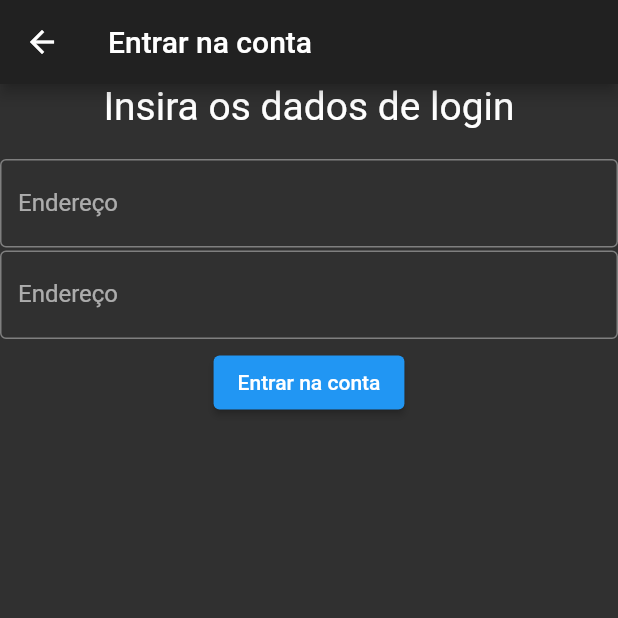
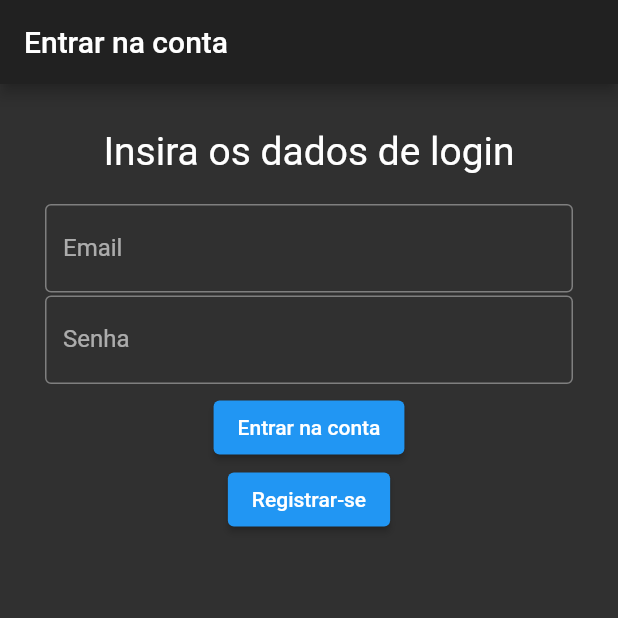
Before and after one commit to LucasSnatiago/agenda_de_contatos, a Flutter app: the Login screen opened directly, on a phone screen of 412 x 824 dp, the top half of it. Run offline on Flutter 3.47's test engine with Material 2 defaults, Android fonts, the phone set to English and light mode, and no system bars; missing offline and left inert: via_cep_flutter.

Commit message:
fix: Tela de login e registro validando corretamente os campos

```diff
--- a/lib/main.dart
+++ b/lib/main.dart
@@ -1,4 +1,6 @@
 import 'package:agenda_de_contatos/providers/contatos.dart';
+import 'package:agenda_de_contatos/registro/login.dart';
+import 'package:agenda_de_contatos/registro/registrar.dart';
 import 'package:agenda_de_contatos/telas/editar_contato.dart';
 import 'package:flutter/material.dart';
 import 'package:provider/provider.dart';
@@ -14,11 +16,13 @@ class MyApp extends StatelessWidget {
         providers: [ChangeNotifierProvider.value(value: Contatos())],
         child: MaterialApp(
           title: 'Agenda de Contatos',
-          home: Inicio(),
+          home: Login(),
           theme: ThemeData.dark(),
           routes: {
             Inicio.routeName: (ctx) => Inicio(),
             NovoContato.routeName: (ctx) => NovoContato(),
+            Login.routeName: (ctx) => Login(),
+            Registrar.routeName: (ctx) => Registrar(),
           },
         ));
   }
--- a/lib/registro/login.dart
+++ b/lib/registro/login.dart
@@ -1,7 +1,10 @@
+import 'package:agenda_de_contatos/registro/registrar.dart';
 import 'package:agenda_de_contatos/utils/utils.dart';
 import 'package:flutter/material.dart';
 
 class Login extends StatefulWidget {
+  static const routeName = 'registro/login';
+
   @override
   _LoginState createState() => _LoginState();
 }
@@ -19,6 +22,8 @@ class _LoginState extends State<Login> {
       body: SingleChildScrollView(
         child: Form(
           key: _globalKey,
+          child: Padding(
+            padding: const EdgeInsets.all(30.0),
             child: Column(
               children: [
                 Text(
@@ -34,9 +39,9 @@ class _LoginState extends State<Login> {
                   onSaved: (newValue) => _formValues['email'] = newValue,
                   validator: (value) => (value.isEmpty || !isValidEmail(value))
                       ? 'Insira um email válido!'
-                    : '',
+                      : null,
                   decoration: InputDecoration(
-                    labelText: 'Endereço', border: OutlineInputBorder()),
+                      labelText: 'Email', border: OutlineInputBorder()),
                 ),
                 SizedBox(
                   height: 2,
@@ -45,18 +50,23 @@ class _LoginState extends State<Login> {
                   autocorrect: false,
                   obscureText: true,
                   onSaved: (newValue) => _formValues['senha'] = newValue,
-                validator: (value) => (value.length < 8)
+                  validator: (value) => value.length < 8
                       ? 'Insira uma senha de no mínimo 8 digitos'
-                    : '',
+                      : null,
                   decoration: InputDecoration(
-                    labelText: 'Endereço', border: OutlineInputBorder()),
+                      labelText: 'Senha', border: OutlineInputBorder()),
                 ),
                 SizedBox(
                   height: 5,
                 ),
                 ElevatedButton(
                     onPressed: () => entrar(), child: Text('Entrar na conta')),
+                ElevatedButton(
+                    onPressed: () =>
+                        Navigator.of(context).pushNamed(Registrar.routeName),
+                    child: Text('Registrar-se')),
               ],
+            ),
           ),
         ),
       ),
--- a/lib/registro/registrar.dart
+++ b/lib/registro/registrar.dart
@@ -21,11 +21,13 @@ class _RegistrarState extends State<Registrar> {
       body: SingleChildScrollView(
         child: Form(
             key: _globalKey,
+            child: Padding(
+              padding: const EdgeInsets.all(30.0),
               child: Column(
                 children: [
                   Text(
                     'Insira os dados para se registrar',
-                  style: TextStyle(fontSize: 26),
+                    style: TextStyle(fontSize: 23),
                   ),
                   SizedBox(
                     height: 20,
@@ -37,7 +39,7 @@ class _RegistrarState extends State<Registrar> {
                     onSaved: (value) => _formValues['nome'] = value,
                     validator: (value) => (value.isEmpty || value.length < 4)
                         ? 'O nome precisa ter pelo menos 4 caracteres!'
-                      : '',
+                        : null,
                     decoration: InputDecoration(
                         labelText: 'Nome', border: OutlineInputBorder()),
                   ),
@@ -49,9 +51,10 @@ class _RegistrarState extends State<Registrar> {
                     keyboardType: TextInputType.emailAddress,
                     initialValue: _formValues['email'],
                     onSaved: (newValue) => _formValues['email'] = newValue,
-                  validator: (value) => (value.isEmpty || !isValidEmail(value))
+                    validator: (value) =>
+                        (value.isEmpty || !isValidEmail(value))
                             ? 'É necessário um email válido!'
-                      : '',
+                            : null,
                     decoration: InputDecoration(
                         labelText: 'Email', border: OutlineInputBorder()),
                   ),
@@ -61,13 +64,13 @@ class _RegistrarState extends State<Registrar> {
                   TextFormField(
                     autocorrect: false,
                     initialValue: _formValues['senha'],
-                  obscureText: false,
+                    obscureText: true,
                     onSaved: (newValue) => _formValues['senha'] = newValue,
                     validator: (value) => value.length < 8
                         ? 'A senha precisa ter no mínimo 8 caracteres'
-                      : '',
+                        : null,
                     decoration: InputDecoration(
-                      labelText: 'Endereço', border: OutlineInputBorder()),
+                        labelText: 'Senha', border: OutlineInputBorder()),
                   ),
                   SizedBox(
                     height: 2,
@@ -75,29 +78,39 @@ class _RegistrarState extends State<Registrar> {
                   TextFormField(
                     autocorrect: false,
                     initialValue: _formValues['confirmar_senha'],
-                  obscureText: false,
+                    obscureText: true,
                     onSaved: (newValue) =>
                         _formValues['confirmar_senha'] = newValue,
                     validator: (value) => value.length < 8
                         ? 'A senha precisa ter no mínimo 8 caracteres'
-                      : '',
+                        : null,
                     decoration: InputDecoration(
-                      labelText: 'Endereço', border: OutlineInputBorder()),
+                        labelText: 'Condirmar senha',
+                        border: OutlineInputBorder()),
                   ),
                   SizedBox(
                     height: 5,
                   ),
                   ElevatedButton(
-                    onPressed: () => registrar(), child: Text('Registrar')),
+                      onPressed: () => registrar(context),
+                      child: Text('Registrar')),
                 ],
+              ),
             )),
       ),
     );
   }
 
-  registrar() {
+  registrar(context) {
     _globalKey.currentState.save();
 
     if (!_globalKey.currentState.validate()) return;
+    if (_formValues['senha'] != _formValues['confirmar_senha']) {
+      ScaffoldMessenger.of(context).showSnackBar(
+          SnackBar(content: Text('As duas senhas precisam coincidir!')));
+      return;
+    }
+
+    print(_formValues);
   }
 }
```
Lines whose indentation alone changed are shown as unchanged.
